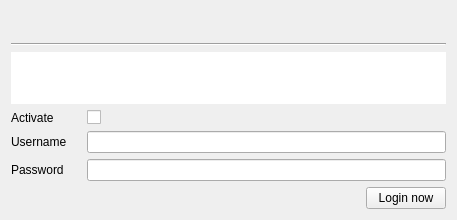
Above: src/GUI/LastFM/GUI_LastFM.ui from return42/sayonara before the change. Below: the same form after it.
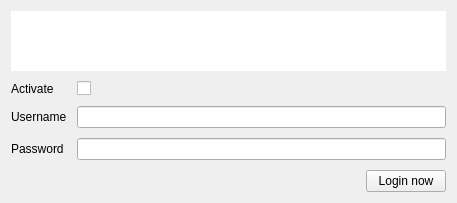
That is the form after the change. Icons and pictures are not drawn.

```diff
--- a/src/GUI/LastFM/GUI_LastFM.ui
+++ b/src/GUI/LastFM/GUI_LastFM.ui
@@ -7,21 +7,38 @@
     <x>0</x>
     <y>0</y>
     <width>457</width>
-    <height>220</height>
+    <height>203</height>
    </rect>
   </property>
   <layout class="QGridLayout" name="gridLayout">
-   <property name="horizontalSpacing">
+   <property name="spacing">
     <number>10</number>
    </property>
-   <item row="7" column="0">
-    <widget class="QLabel" name="label_3">
+   <item row="3" column="0">
+    <widget class="QLabel" name="label_4">
      <property name="text">
-      <string>Password</string>
+      <string>Activate</string>
      </property>
     </widget>
    </item>
-   <item row="5" column="2">
+   <item row="4" column="0">
+    <widget class="QLabel" name="label_2">
+     <property name="text">
+      <string>Username</string>
+     </property>
+    </widget>
+   </item>
+   <item row="5" column="1">
+    <widget class="QLineEdit" name="tf_password">
+     <property name="echoMode">
+      <enum>QLineEdit::Password</enum>
+     </property>
+    </widget>
+   </item>
+   <item row="4" column="1">
+    <widget class="QLineEdit" name="tf_username"/>
+   </item>
+   <item row="3" column="1">
     <widget class="QCheckBox" name="cb_activate">
      <property name="focusPolicy">
       <enum>Qt::StrongFocus</enum>
@@ -34,7 +51,7 @@
      </property>
     </widget>
    </item>
-   <item row="8" column="0" colspan="3">
+   <item row="6" column="0" colspan="2">
     <layout class="QHBoxLayout" name="horizontalLayout">
      <item>
       <widget class="QLabel" name="lab_status">
@@ -65,52 +82,7 @@
      </item>
     </layout>
    </item>
-   <item row="6" column="2">
-    <widget class="QLineEdit" name="tf_username"/>
-   </item>
-   <item row="5" column="0">
-    <widget class="QLabel" name="label_4">
-     <property name="text">
-      <string>Activate</string>
-     </property>
-    </widget>
-   </item>
-   <item row="0" column="0" colspan="3">
-    <widget class="QLabel" name="lab_title">
-     <property name="font">
-      <font>
-       <pointsize>11</pointsize>
-       <weight>75</weight>
-       <bold>true</bold>
-      </font>
-     </property>
-     <property name="text">
-      <string/>
-     </property>
-    </widget>
-   </item>
-   <item row="6" column="0">
-    <widget class="QLabel" name="label_2">
-     <property name="text">
-      <string>Username</string>
-     </property>
-    </widget>
-   </item>
-   <item row="1" column="0" colspan="3">
-    <widget class="Line" name="line">
-     <property name="orientation">
-      <enum>Qt::Horizontal</enum>
-     </property>
-    </widget>
-   </item>
-   <item row="7" column="2">
-    <widget class="QLineEdit" name="tf_password">
-     <property name="echoMode">
-      <enum>QLineEdit::Password</enum>
-     </property>
-    </widget>
-   </item>
-   <item row="2" column="0" rowspan="2" colspan="3">
+   <item row="0" column="0" rowspan="2" colspan="2">
     <widget class="QWidget" name="widget" native="true">
      <property name="styleSheet">
       <string notr="true">background-color: rgb(255, 255, 255);</string>
@@ -144,6 +116,13 @@
      </layout>
     </widget>
    </item>
+   <item row="5" column="0">
+    <widget class="QLabel" name="label_3">
+     <property name="text">
+      <string>Password</string>
+     </property>
+    </widget>
+   </item>
   </layout>
  </widget>
  <resources>
```
Left out of the diff: 1 changed line with no effect on the pictures.
